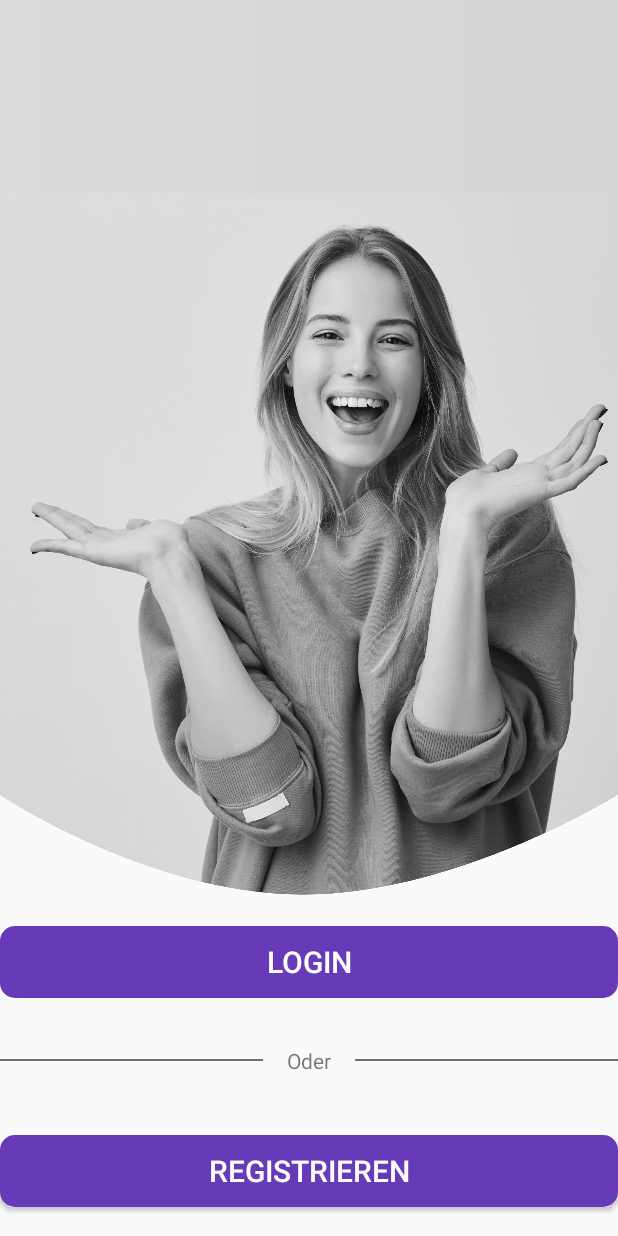
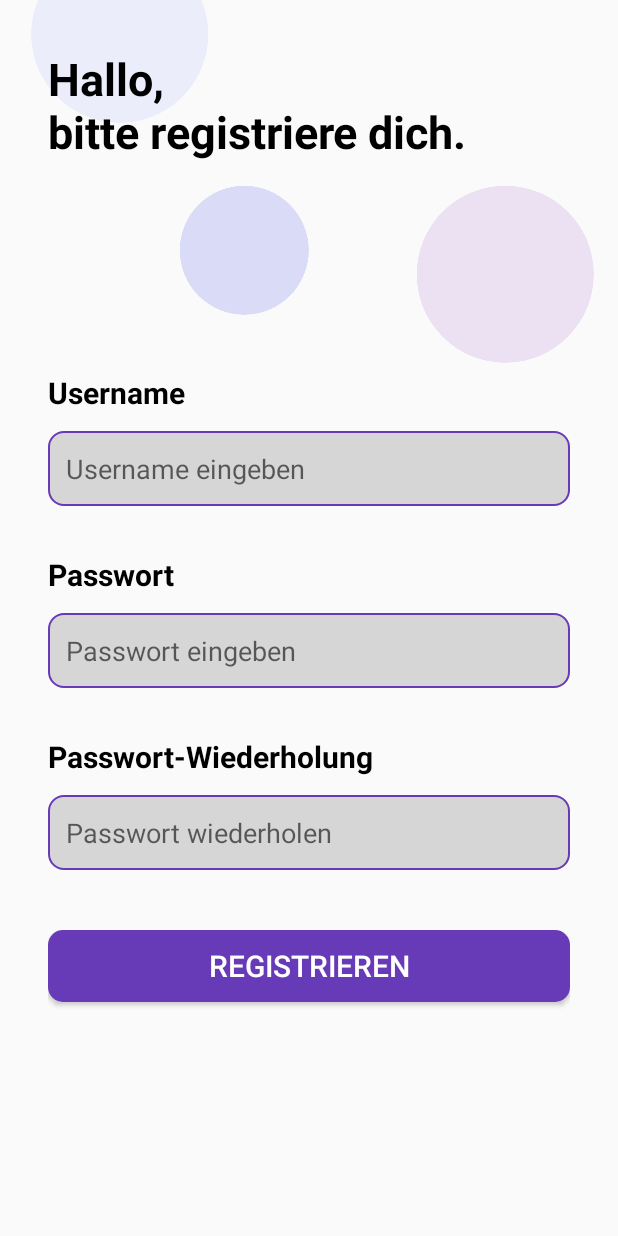
Before and after one commit to SimonPietrucha/MitfahrApp, an Android app: the RegisterActivity screen opened directly, with no data from a screen before it, on a phone screen of 412 x 824 dp. Run offline under Robolectric (Android 15) with nearby library versions, the phone set to English and light mode, and no system bars.

Commit message:
Login Register Update 2.0

```diff
--- a/app/src/main/java/com/example/mitfahrapp/RegisterActivity.java
+++ b/app/src/main/java/com/example/mitfahrapp/RegisterActivity.java
@@ -16,7 +16,7 @@ public class RegisterActivity extends AppCompatActivity {
     @Override
     protected void onCreate(Bundle savedInstanceState) {
         super.onCreate(savedInstanceState);
-        setContentView(R.layout.activity_home);
+        setContentView(R.layout.activity_register);
 
         username = (EditText) findViewById(R.id.username);
         password = (EditText) findViewById(R.id.password);
```
